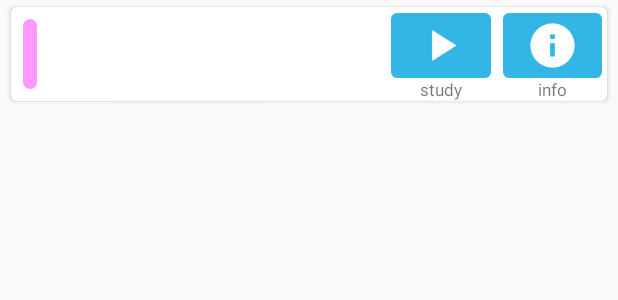
After one commit to ymdkit/TestMaker-Android, an Android app: the layout card_test_online.xml on its own in the app's theme, with its tools: preview values and no code run, on a phone screen of 412 x 824 dp. The commit adds this screen. Shown: the top 300 px of the screen. Run offline under Robolectric (Android 15) with nearby library versions, the phone set to English and light mode, and no system bars.

Commit message:
Online機能追加

```diff
--- a/app/src/main/AndroidManifest.xml
+++ b/app/src/main/AndroidManifest.xml
@@ -54,6 +54,7 @@
             android:value="@integer/google_play_services_version" />
 
         <activity android:name=".activities.OnlineMainActivity"
+            android:label="@string/title_activity_online_main"
             android:screenOrientation="portrait"/>
     </application>
 
--- a/app/src/main/java/jp/gr/java_conf/foobar/testmaker/service/models/RealmController.kt
+++ b/app/src/main/java/jp/gr/java_conf/foobar/testmaker/service/models/RealmController.kt
@@ -23,7 +23,7 @@ class RealmController(private val context: Context, config: RealmConfiguration)
 
     private val sharedPreferenceManager: SharedPreferenceManager = SharedPreferenceManager(context)
 
-    private val list: ArrayList<Test>
+    val list: ArrayList<Test>
         get() {
 
             val realmArray: RealmResults<Test>
--- a/app/src/main/java/jp/gr/java_conf/foobar/testmaker/service/views/ColorChooser.kt
+++ b/app/src/main/java/jp/gr/java_conf/foobar/testmaker/service/views/ColorChooser.kt
@@ -28,7 +28,7 @@ class ColorChooser(internal var context: Context, attr: AttributeSet) : LinearLa
     internal lateinit var button: ImageButton
 
     private var colorIds = intArrayOf(R.color.red, R.color.orange, R.color.yellow, R.color.green,
-            R.color.darkgreen, R.color.blue, R.color.navy, R.color.purple)
+            R.color.dark_green, R.color.blue, R.color.navy, R.color.purple)
 
     init {
 
--- /dev/null
+++ b/app/src/main/res/layout/card_test_online.xml
@@ -0,0 +1,98 @@
+<?xml version="1.0" encoding="utf-8"?>
+<LinearLayout xmlns:android="http://schemas.android.com/apk/res/android"
+    xmlns:custom="http://schemas.android.com/apk/res-auto"
+    android:layout_width="match_parent"
+    android:layout_height="wrap_content"
+    android:orientation="vertical">
+
+    <android.support.v7.widget.CardView
+        android:id="@+id/cardView"
+        style="@style/MyCardViewStyle"
+        android:focusable="true"
+        custom:cardUseCompatPadding="true"
+        android:foreground="?android:attr/selectableItemBackground"
+        custom:cardCornerRadius="@dimen/element_spacing_small">
+
+        <LinearLayout
+            android:layout_width="match_parent"
+            android:layout_height="match_parent"
+            android:splitMotionEvents="false"
+            android:orientation="horizontal">
+
+            <ImageButton
+                android:contentDescription="@string/image"
+                android:id="@+id/cate"
+                android:layout_width="match_parent"
+                android:layout_height="match_parent"
+                android:layout_margin="@dimen/element_spacing_normal"
+                android:background="@drawable/circle"
+                android:layout_weight="1.5" />
+
+            <LinearLayout
+                android:orientation="vertical"
+                android:layout_width="match_parent"
+                android:layout_height="match_parent"
+                android:layout_weight="0.7">
+
+                <TextView
+                    android:layout_width="match_parent"
+                    android:layout_height="match_parent"
+                    android:textSize="@dimen/text_size_medium"
+                    android:id="@+id/title_questions"
+                    android:gravity="center_vertical"
+                    android:maxLines="2"
+                    android:layout_marginTop="@dimen/element_spacing_small"
+                    android:layout_weight="1"
+                    />
+
+                <LinearLayout
+                    android:id="@+id/info"
+                    android:orientation="horizontal"
+                    android:layout_weight="2"
+                    android:layout_width="match_parent"
+                    android:layout_height="match_parent">
+
+                    <TextView
+                        android:layout_width="0dp"
+                        android:layout_height="wrap_content"
+                        android:layout_weight="2"
+                        android:gravity="start"
+                        android:layout_marginRight="@dimen/element_spacing_small"
+                        android:layout_marginEnd="@dimen/element_spacing_small"
+                        android:textSize="@dimen/text_size_small"
+                        android:id="@+id/num_questions" />
+
+                </LinearLayout>
+
+
+            </LinearLayout>
+
+            <jp.gr.java_conf.foobar.testmaker.service.views.ImageTextButton
+                android:layout_width="match_parent"
+                android:layout_height="match_parent"
+                android:layout_marginTop="@dimen/element_spacing_small"
+                android:layout_marginLeft="@dimen/element_spacing_small"
+                android:layout_marginRight="@dimen/element_spacing_small"
+                android:id="@+id/play"
+                android:layout_weight="1.3"
+                custom:text="@string/play"
+                custom:image="@drawable/ic_play_arrow_white"
+                />
+
+            <jp.gr.java_conf.foobar.testmaker.service.views.ImageTextButton
+                android:layout_width="match_parent"
+                android:layout_height="match_parent"
+                android:layout_marginTop="@dimen/element_spacing_small"
+                android:layout_marginLeft="@dimen/element_spacing_small"
+                android:layout_marginRight="@dimen/element_spacing_small"
+                android:id="@+id/open"
+                android:layout_weight="1.3"
+                custom:text="@string/info"
+                custom:image="@drawable/ic_info_white"
+                />
+
+        </LinearLayout>
+
+    </android.support.v7.widget.CardView>
+
+</LinearLayout>
--- /dev/null
+++ b/app/src/main/res/layout/dialog_login.xml
@@ -0,0 +1,6 @@
+<?xml version="1.0" encoding="utf-8"?>
+<android.support.constraint.ConstraintLayout
+    xmlns:android="http://schemas.android.com/apk/res/android" android:layout_width="match_parent"
+    android:layout_height="match_parent">
+
+</android.support.constraint.ConstraintLayout>
--- a/app/src/main/res/values/colors.xml
+++ b/app/src/main/res/values/colors.xml
@@ -16,7 +16,7 @@
         <item>@color/orange</item>
         <item>@color/yellow</item>
         <item>@color/green</item>
-        <item>@color/darkgreen</item>
+        <item>@color/dark_green</item>
         <item>@color/blue</item>
         <item>@color/navy</item>
         <item>@color/purple</item>
@@ -26,7 +26,7 @@
     <color name="orange">#ffcc99</color>
     <color name="yellow">#ffff99</color>
     <color name="green">#99ff99</color>
-    <color name="darkgreen">#99ffcc</color>
+    <color name="dark_green">#99ffcc</color>
     <color name="blue">#99FFFF</color>
     <color name="navy">#9999ff</color>
     <color name="purple">#ff99ff</color>
--- a/app/src/main/res/values/strings.xml
+++ b/app/src/main/res/values/strings.xml
@@ -152,6 +152,12 @@
     <string name="message_answer_duplicate">answers are duplicated</string>
     <string name="action_parchase">paying</string>
     <string name="action_online">online</string>
+    <string name="reload">reload</string>
+    <string name="number_download">%1$d downloaded</string>
+    <string name="upload_test">upload your test</string>
+    <string name="info">info</string>
+    <string name="title_activity_online_main">online</string>
+    <string name="language">en</string>
 
 
 </resources>
```
Also changed, not shown: app/src/main/java/jp/gr/java_conf/foobar/testmaker/service/activities/OnlineMainActivity.kt (+94 -11 lines), app/src/main/java/jp/gr/java_conf/foobar/testmaker/service/views/adapters/OnlineTestAdapter.kt (+19 -4 lines), app/src/main/res/layout/activity_online_main.xml (+4 -27 lines), app/src/main/res/menu/menu_online_main.xml (added, +13 -0 lines), app/src/main/res/drawable/ic_add_black.png (added), app/src/main/res/drawable/ic_info_white.png (added), app/src/main/res/drawable/ic_sync_white.png (added), 1 other file.
